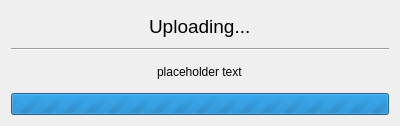
Before: the Qt Designer form src/ui/upload.ui in vancer0/guu, drawn with Qt 5.
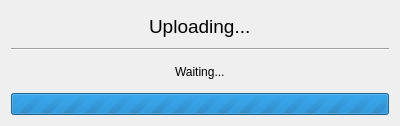
After: the same form once the commit is applied. Icons and pictures are not drawn.

Commit message: Better error reporting & Responsive upload UI

Patch:
```diff
--- a/src/ui/upload.ui
+++ b/src/ui/upload.ui
@@ -10,6 +10,18 @@
     <height>126</height>
    </rect>
   </property>
+  <property name="minimumSize">
+   <size>
+    <width>400</width>
+    <height>126</height>
+   </size>
+  </property>
+  <property name="maximumSize">
+   <size>
+    <width>400</width>
+    <height>126</height>
+   </size>
+  </property>
   <property name="windowTitle">
    <string>GUU - Upload</string>
   </property>
@@ -35,7 +47,7 @@
    <item alignment="Qt::AlignHCenter">
     <widget class="QLabel" name="status">
      <property name="text">
-      <string>placeholder text</string>
+      <string>Waiting...</string>
      </property>
     </widget>
    </item>
```
The commit also changes 3 other files.
